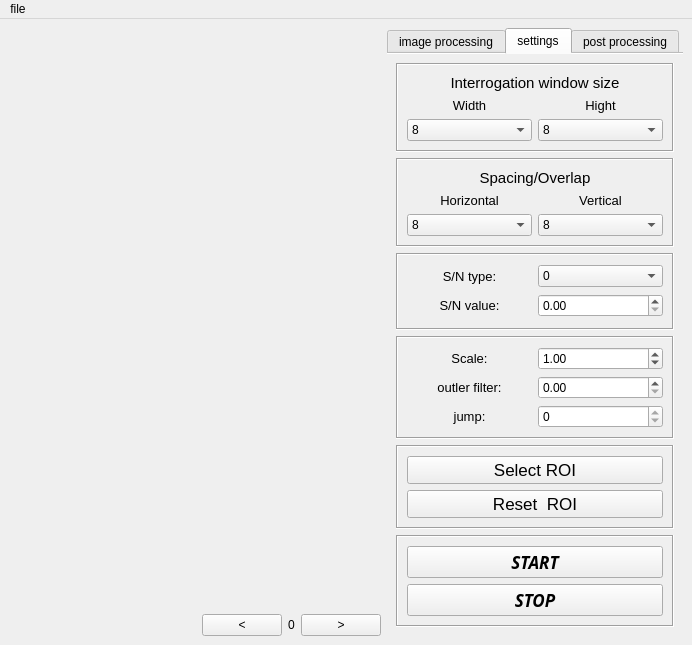
Above: package/ui/main_window.ui from OpenPIV/openpiv_gui before the change. Below: the same form after it.
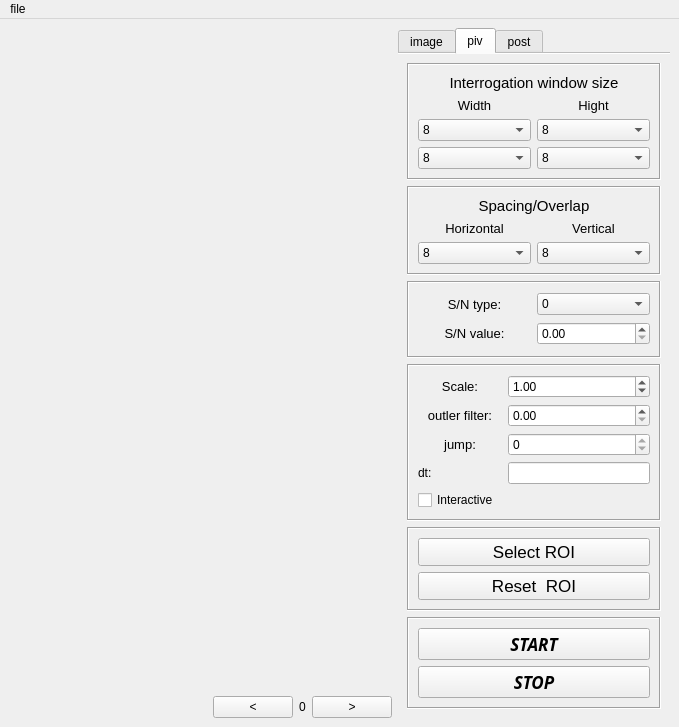
That is the form after the change. The open tabs and pages were chosen to show the change. Icons and pictures are not drawn.

Commit message: I'v mirrored the yaxis (flipped the yaxis) of the piv results so the arrows will go the right way, I'v made it so when you have two or more images the jump value will become 1

What changed in the file:
```diff
--- a/package/ui/main_window.ui
+++ b/package/ui/main_window.ui
@@ -6,8 +6,8 @@
    <rect>
     <x>0</x>
     <y>0</y>
-    <width>692</width>
-    <height>632</height>
+    <width>679</width>
+    <height>707</height>
    </rect>
   </property>
   <property name="mouseTracking">
@@ -40,62 +40,7 @@
     <bool>false</bool>
    </property>
    <layout class="QGridLayout" name="gridLayout_3">
-    <item row="3" column="2">
-     <spacer name="horizontalSpacer">
-      <property name="orientation">
-       <enum>Qt::Horizontal</enum>
-      </property>
-      <property name="sizeHint" stdset="0">
-       <size>
-        <width>10000</width>
-        <height>20</height>
-       </size>
-      </property>
-     </spacer>
-    </item>
-    <item row="3" column="3">
-     <widget class="QPushButton" name="left_button">
-      <property name="sizePolicy">
-       <sizepolicy hsizetype="Minimum" vsizetype="Minimum">
-        <horstretch>0</horstretch>
-        <verstretch>0</verstretch>
-       </sizepolicy>
-      </property>
-      <property name="text">
-       <string>&lt;</string>
-      </property>
-     </widget>
-    </item>
-    <item row="3" column="4">
-     <widget class="QLabel" name="current_image">
-      <property name="sizePolicy">
-       <sizepolicy hsizetype="Minimum" vsizetype="Preferred">
-        <horstretch>0</horstretch>
-        <verstretch>0</verstretch>
-       </sizepolicy>
-      </property>
-      <property name="text">
-       <string>0</string>
-      </property>
-      <property name="alignment">
-       <set>Qt::AlignCenter</set>
-      </property>
-     </widget>
-    </item>
-    <item row="3" column="5">
-     <widget class="QPushButton" name="right_button">
-      <property name="sizePolicy">
-       <sizepolicy hsizetype="Minimum" vsizetype="Minimum">
-        <horstretch>0</horstretch>
-        <verstretch>0</verstretch>
-       </sizepolicy>
-      </property>
-      <property name="text">
-       <string>&gt;</string>
-      </property>
-     </widget>
-    </item>
-    <item row="0" column="6" rowspan="4" colspan="3">
+    <item row="0" column="4" rowspan="2">
      <widget class="QTabWidget" name="tabWidget">
       <property name="font">
        <font>
@@ -122,7 +67,7 @@
       </property>
       <widget class="QWidget" name="tab_6">
        <attribute name="title">
-        <string>image processing</string>
+        <string>image</string>
        </attribute>
        <layout class="QGridLayout" name="gridLayout_4">
         <item row="7" column="0">
@@ -285,10 +230,10 @@
       </widget>
       <widget class="QWidget" name="tab_5">
        <attribute name="title">
-        <string>settings</string>
+        <string>piv</string>
        </attribute>
        <layout class="QGridLayout" name="gridLayout_8">
-        <item row="5" column="0">
+        <item row="6" column="0">
          <widget class="QFrame" name="frame_3">
           <property name="frameShape">
            <enum>QFrame::Box</enum>
@@ -359,6 +304,23 @@
            <enum>QFrame::Sunken</enum>
           </property>
           <layout class="QGridLayout" name="gridLayout_40">
+           <item row="5" column="1">
+            <widget class="QLineEdit" name="lineEdit">
+             <property name="text">
+              <string notr="true"/>
+             </property>
+             <property name="alignment">
+              <set>Qt::AlignCenter</set>
+             </property>
+            </widget>
+           </item>
+           <item row="5" column="0">
+            <widget class="QLabel" name="label_4">
+             <property name="text">
+              <string>dt:</string>
+             </property>
+            </widget>
+           </item>
            <item row="3" column="1">
             <widget class="QSpinBox" name="jump_spin_box_3">
              <property name="maximum">
@@ -431,6 +393,22 @@
              </property>
             </widget>
            </item>
+           <item row="6" column="0">
+            <widget class="QCheckBox" name="checkBox">
+             <property name="text">
+              <string>Interactive </string>
+             </property>
+             <property name="iconSize">
+              <size>
+               <width>16</width>
+               <height>16</height>
+              </size>
+             </property>
+             <property name="tristate">
+              <bool>false</bool>
+             </property>
+            </widget>
+           </item>
           </layout>
          </widget>
         </item>
@@ -549,6 +527,60 @@
              </property>
             </widget>
            </item>
+           <item row="2" column="1">
+            <widget class="QComboBox" name="comboBox_12">
+             <item>
+              <property name="text">
+               <string>8</string>
+              </property>
+             </item>
+             <item>
+              <property name="text">
+               <string>16</string>
+              </property>
+             </item>
+             <item>
+              <property name="text">
+               <string>32</string>
+              </property>
+             </item>
+             <item>
+              <property name="text">
+               <string>64</string>
+              </property>
+             </item>
+             <item>
+              <property name="text">
+               <string>128</string>
+              </property>
+             </item>
+             <item>
+              <property name="text">
+               <string>256</string>
+              </property>
+             </item>
+             <item>
+              <property name="text">
+               <string>512</string>
+              </property>
+             </item>
+            </widget>
+           </item>
+           <item row="1" column="0">
+            <widget class="QLabel" name="width_label_3">
+             <property name="font">
+              <font>
+               <pointsize>10</pointsize>
+              </font>
+             </property>
+             <property name="text">
+              <string>Width</string>
+             </property>
+             <property name="alignment">
+              <set>Qt::AlignCenter</set>
+             </property>
+            </widget>
+           </item>
            <item row="1" column="1">
             <widget class="QLabel" name="hight_label_3">
              <property name="font">
@@ -603,23 +635,47 @@
              </item>
             </widget>
            </item>
-           <item row="1" column="0">
-            <widget class="QLabel" name="width_label_3">
-             <property name="font">
-              <font>
-               <pointsize>10</pointsize>
-              </font>
-             </property>
-             <property name="text">
-              <string>Width</string>
-             </property>
-             <property name="alignment">
-              <set>Qt::AlignCenter</set>
-             </property>
+           <item row="3" column="0">
+            <widget class="QComboBox" name="comboBox_13">
+             <item>
+              <property name="text">
+               <string>8</string>
+              </property>
+             </item>
+             <item>
+              <property name="text">
+               <string>16</string>
+              </property>
+             </item>
+             <item>
+              <property name="text">
+               <string>32</string>
+              </property>
+             </item>
+             <item>
+              <property name="text">
+               <string>64</string>
+              </property>
+             </item>
+             <item>
+              <property name="text">
+               <string>128</string>
+              </property>
+             </item>
+             <item>
+              <property name="text">
+               <string>256</string>
+              </property>
+             </item>
+             <item>
+              <property name="text">
+               <string>512</string>
+              </property>
+             </item>
             </widget>
            </item>
-           <item row="2" column="1">
-            <widget class="QComboBox" name="comboBox_12">
+           <item row="3" column="1">
+            <widget class="QComboBox" name="comboBox_14">
              <item>
               <property name="text">
                <string>8</string>
@@ -660,6 +716,78 @@
           </layout>
          </widget>
         </item>
+        <item row="5" column="0">
+         <widget class="QFrame" name="roi_frame_3">
+          <property name="frameShape">
+           <enum>QFrame::Box</enum>
+          </property>
+          <property name="frameShadow">
+           <enum>QFrame::Sunken</enum>
+          </property>
+          <layout class="QGridLayout" name="gridLayout_38">
+           <item row="2" column="0">
+            <widget class="QPushButton" name="reset_roi_button_3">
+             <property name="font">
+              <font>
+               <pointsize>13</pointsize>
+              </font>
+             </property>
+             <property name="cursor">
+              <cursorShape>PointingHandCursor</cursorShape>
+             </property>
+             <property name="text">
+              <string>Reset  ROI</string>
+             </property>
+             <property name="autoRepeat">
+              <bool>false</bool>
+             </property>
+             <property name="autoExclusive">
+              <bool>false</bool>
+             </property>
+             <property name="autoDefault">
+              <bool>false</bool>
+             </property>
+             <property name="default">
+              <bool>false</bool>
+             </property>
+             <property name="flat">
+              <bool>false</bool>
+             </property>
+            </widget>
+           </item>
+           <item row="0" column="0">
+            <widget class="QPushButton" name="select_roi_button_3">
+             <property name="font">
+              <font>
+               <pointsize>13</pointsize>
+              </font>
+             </property>
+             <property name="cursor">
+              <cursorShape>PointingHandCursor</cursorShape>
+             </property>
+             <property name="text">
+              <string>Select ROI</string>
+             </property>
+             <property name="autoRepeat">
+              <bool>false</bool>
+             </property>
+             <property name="autoExclusive">
+              <bool>false</bool>
+             </property>
+             <property name="autoDefault">
+              <bool>false</bool>
+             </property>
+             <property name="default">
+              <bool>false</bool>
+             </property>
+             <property name="flat">
+              <bool>false</bool>
+             </property>
+            </widget>
+           </item>
+          </layout>
+         </widget>
+        </item>
         <item row="1" column="0">
          <widget class="QFrame" name="spacing_frame_3">
           <property name="cursor">
@@ -798,83 +926,11 @@
           </layout>
          </widget>
         </item>
-        <item row="4" column="0">
-         <widget class="QFrame" name="roi_frame_3">
-          <property name="frameShape">
-           <enum>QFrame::Box</enum>
-          </property>
-          <property name="frameShadow">
-           <enum>QFrame::Sunken</enum>
-          </property>
-          <layout class="QGridLayout" name="gridLayout_38">
-           <item row="2" column="0">
-            <widget class="QPushButton" name="reset_roi_button_3">
-             <property name="font">
-              <font>
-               <pointsize>13</pointsize>
-              </font>
-             </property>
-             <property name="cursor">
-              <cursorShape>PointingHandCursor</cursorShape>
-             </property>
-             <property name="text">
-              <string>Reset  ROI</string>
-             </property>
-             <property name="autoRepeat">
-              <bool>false</bool>
-             </property>
-             <property name="autoExclusive">
-              <bool>false</bool>
-             </property>
-             <property name="autoDefault">
-              <bool>false</bool>
-             </property>
-             <property name="default">
-              <bool>false</bool>
-             </property>
-             <property name="flat">
-              <bool>false</bool>
-             </property>
-            </widget>
-           </item>
-           <item row="0" column="0">
-            <widget class="QPushButton" name="select_roi_button_3">
-             <property name="font">
-              <font>
-               <pointsize>13</pointsize>
-              </font>
-             </property>
-             <property name="cursor">
-              <cursorShape>PointingHandCursor</cursorShape>
-             </property>
-             <property name="text">
-              <string>Select ROI</string>
-             </property>
-             <property name="autoRepeat">
-              <bool>false</bool>
-             </property>
-             <property name="autoExclusive">
-              <bool>false</bool>
-             </property>
-             <property name="autoDefault">
-              <bool>false</bool>
-             </property>
-             <property name="default">
-              <bool>false</bool>
-             </property>
-             <property name="flat">
-              <bool>false</bool>
-             </property>
-            </widget>
-           </item>
-          </layout>
-         </widget>
-        </item>
        </layout>
       </widget>
       <widget class="QWidget" name="tab">
        <attribute name="title">
-        <string>post processing</string>
+        <string>post</string>
        </attribute>
        <layout class="QGridLayout" name="gridLayout_15">
         <item row="0" column="0">
@@ -1040,7 +1096,62 @@
       </widget>
      </widget>
     </item>
-    <item row="0" column="0" colspan="6">
+    <item row="1" column="0">
+     <spacer name="horizontalSpacer">
+      <property name="orientation">
+       <enum>Qt::Horizontal</enum>
+      </property>
+      <property name="sizeHint" stdset="0">
+       <size>
+        <width>10000</width>
+        <height>20</height>
+       </size>
+      </property>
+     </spacer>
+    </item>
+    <item row="1" column="1">
+     <widget class="QPushButton" name="left_button">
+      <property name="sizePolicy">
+       <sizepolicy hsizetype="Minimum" vsizetype="Minimum">
+        <horstretch>0</horstretch>
+        <verstretch>0</verstretch>
+       </sizepolicy>
+      </property>
+      <property name="text">
+       <string>&lt;</string>
+      </property>
+     </widget>
+    </item>
+    <item row="1" column="2">
+     <widget class="QLabel" name="current_image">
+      <property name="sizePolicy">
+       <sizepolicy hsizetype="Minimum" vsizetype="Preferred">
+        <horstretch>0</horstretch>
+        <verstretch>0</verstretch>
+       </sizepolicy>
+      </property>
+      <property name="text">
+       <string>0</string>
+      </property>
+      <property name="alignment">
+       <set>Qt::AlignCenter</set>
+      </property>
+     </widget>
+    </item>
+    <item row="1" column="3">
+     <widget class="QPushButton" name="right_button">
+      <property name="sizePolicy">
+       <sizepolicy hsizetype="Minimum" vsizetype="Minimum">
+        <horstretch>0</horstretch>
+        <verstretch>0</verstretch>
+       </sizepolicy>
+      </property>
+      <property name="text">
+       <string>&gt;</string>
+      </property>
+     </widget>
+    </item>
+    <item row="0" column="0" colspan="4">
      <widget class="QStackedWidget" name="images_widget">
       <property name="sizePolicy">
        <sizepolicy hsizetype="Minimum" vsizetype="Minimum">
@@ -1083,7 +1194,7 @@
     <rect>
      <x>0</x>
      <y>0</y>
-     <width>692</width>
+     <width>679</width>
      <height>21</height>
     </rect>
    </property>
```
Left out of the diff: 6 changed lines with no effect on the pictures. The commit also changes 2 other files.
